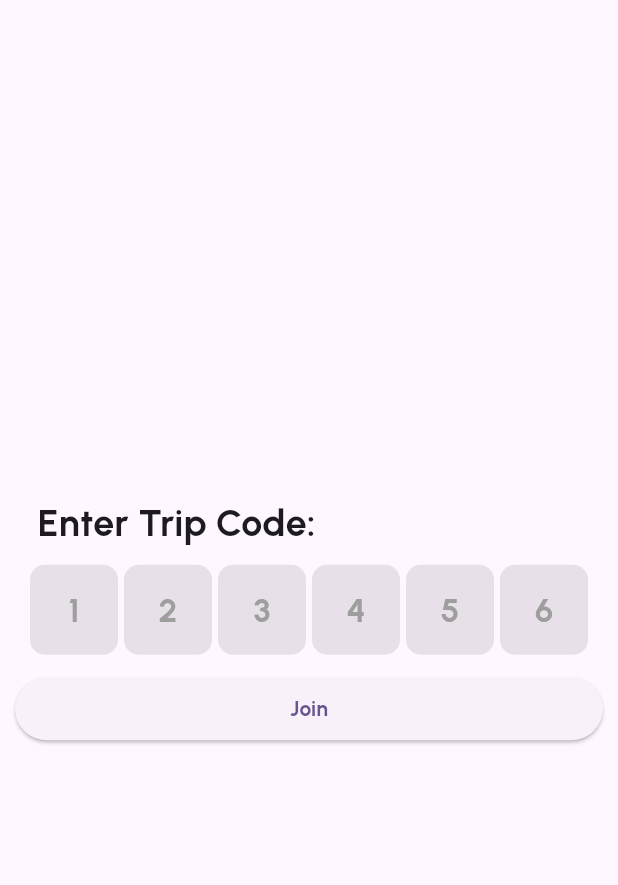
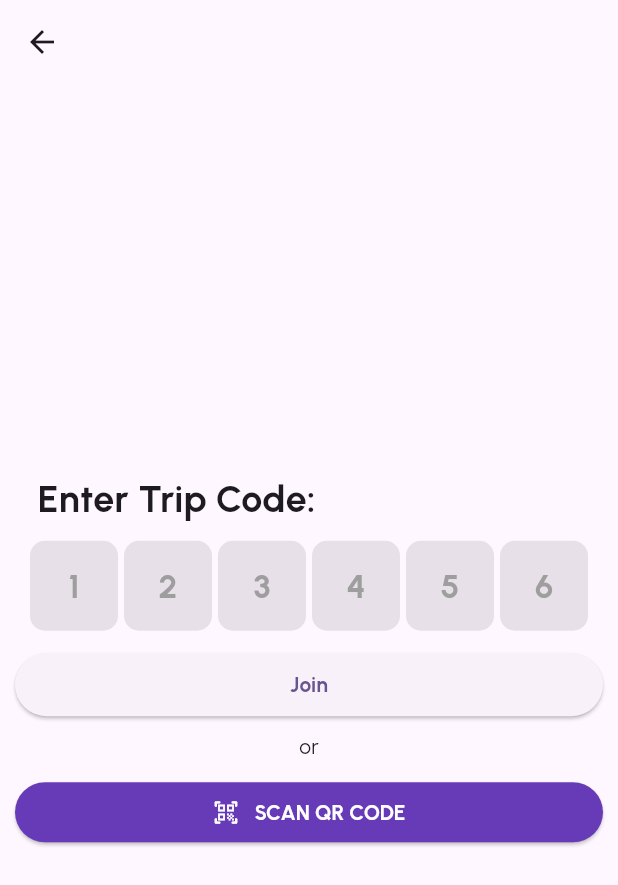
Before and after one commit to Rana76-u/splitshare, a Flutter app: the JoinTrip screen opened directly, on a phone screen of 412 x 824 dp. Shown: the top 885 px of the screen. Run offline on Flutter 3.47's test engine with Material 3 defaults, Android fonts, the light colour scheme and no system bars; our stand-ins replace cloud_firestore, firebase_auth, firebase_core, flashy_tab_bar2, get, google_sign_in and 5 more; accounts and stored records are empty; network calls fail.

Commit message:
9th Commit Alhamdulillah

```diff
--- a/lib/Screens/Calculation/calculation_screen.dart
+++ b/lib/Screens/Calculation/calculation_screen.dart
@@ -244,7 +244,7 @@ class _CalculationScreenState extends State<CalculationScreen> {
                     ),
                   ),
                   Text(
-                    'Per Person: $perPerson/-',
+                    'Per Person: ${perPerson.toStringAsFixed(2)}/-',
                     style: const TextStyle(
                         fontFamily: 'Urbanist',
                         fontWeight: FontWeight.bold,
--- a/lib/Screens/My Trips/Join Trip/join_trip.dart
+++ b/lib/Screens/My Trips/Join Trip/join_trip.dart
@@ -87,6 +87,7 @@ class _JoinTripState extends State<JoinTrip> {
   @override
   Widget build(BuildContext context) {
     return Scaffold(
+      appBar: AppBar(),
       body: _isLoading ?
       const Center(
         child: CircularProgressIndicator(),
@@ -151,6 +152,42 @@ class _JoinTripState extends State<JoinTrip> {
               ),
             ),
 
+            //or
+            const Center(
+              child: Padding(
+                padding: EdgeInsets.only(top: 10, bottom: 10),
+                  child: Text('or')
+              ),
+            ),
+
+            //QR CODE
+            SizedBox(
+              width: double.infinity,
+              child: ElevatedButton(
+                onPressed: () {},
+                style: ButtonStyle(
+                  backgroundColor: MaterialStateColor.resolveWith((states) => Colors.deepPurple),
+                ),
+                child: const Row(
+                  mainAxisAlignment: MainAxisAlignment.center,
+                  children: [
+                    Icon(
+                        Icons.qr_code_scanner_rounded,
+                      color: Colors.white,
+                    ),
+                    SizedBox(width: 10,),
+                    Text(
+                      'SCAN QR CODE',
+                      style: TextStyle(
+                        fontWeight: FontWeight.bold,
+                        color: Colors.white,
+                      ),
+                    )
+                  ],
+                ),
+              ),
+            ),
+
             const Expanded(child: SizedBox()),
           ],
         ),
--- a/lib/main.dart
+++ b/lib/main.dart
@@ -26,7 +26,7 @@ class MyApp extends StatelessWidget {
         if (FirebaseAuth.instance.currentUser != null &&
             snapshot.connectionState == ConnectionState.done &&
             snapshot.data!.getString('tripCode') != null) {
-          return BottomBar(bottomIndex: 2); //Fix 0
+          return BottomBar(bottomIndex: 0); //Fix 0
         } else if (FirebaseAuth.instance.currentUser != null) {
           return const MyTrips();
         } else {
--- a/pubspec.yaml
+++ b/pubspec.yaml
@@ -48,10 +48,9 @@ dependencies:
   shared_preferences: ^2.2.2
   intl: ^0.18.1
   lottie: ^2.7.0
-  flutter_overlay_window: ^0.4.3
-  system_alert_window: ^1.3.0
   qr_flutter: ^4.1.0
   share_plus: ^7.2.1
+  mobile_scanner: ^3.5.5
 
 dev_dependencies:
   flutter_test:
```
Also changed, not shown: lib/Models/trip_info_manager.dart (+10 -0 lines), lib/Screens/Home/home_appbar.dart (+6 -16 lines), lib/Screens/Info/info.dart (+113 -29 lines), lib/Screens/My Trips/Join Trip/qr_scanner.dart (added, +13 -0 lines), lib/Screens/Profile/profile.dart (+5 -2 lines), pubspec.lock, 1 other file.
